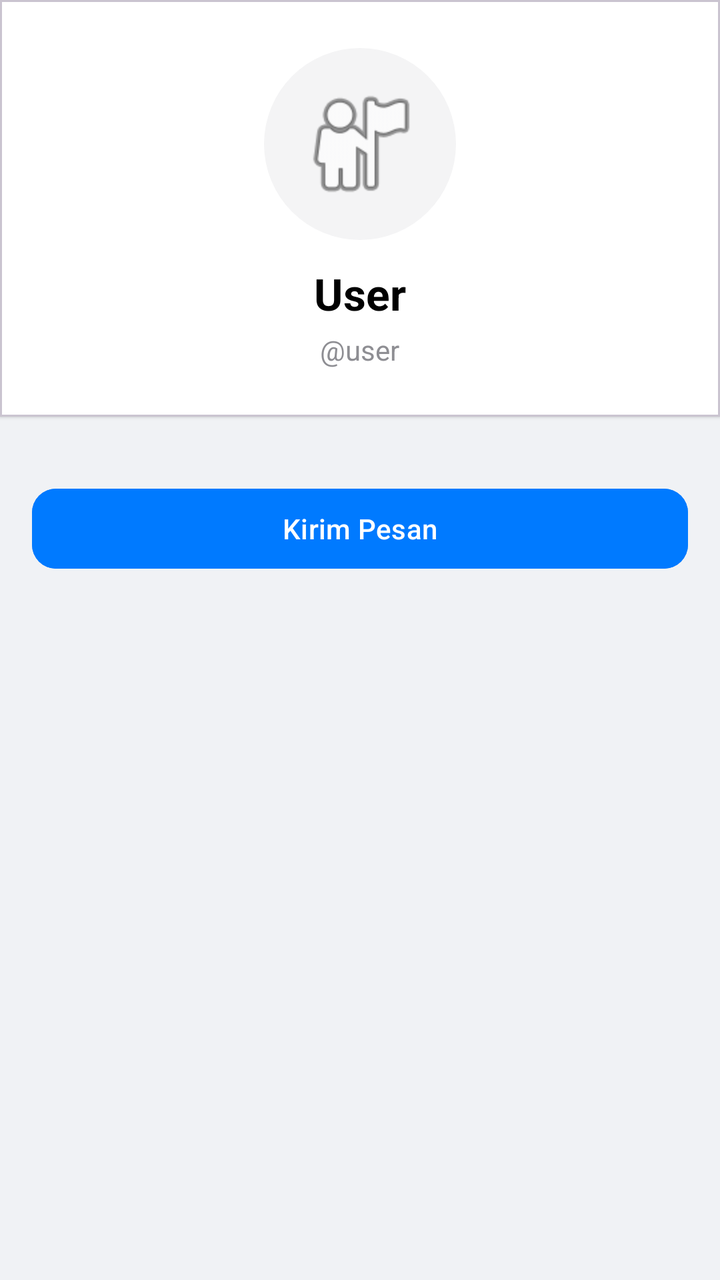
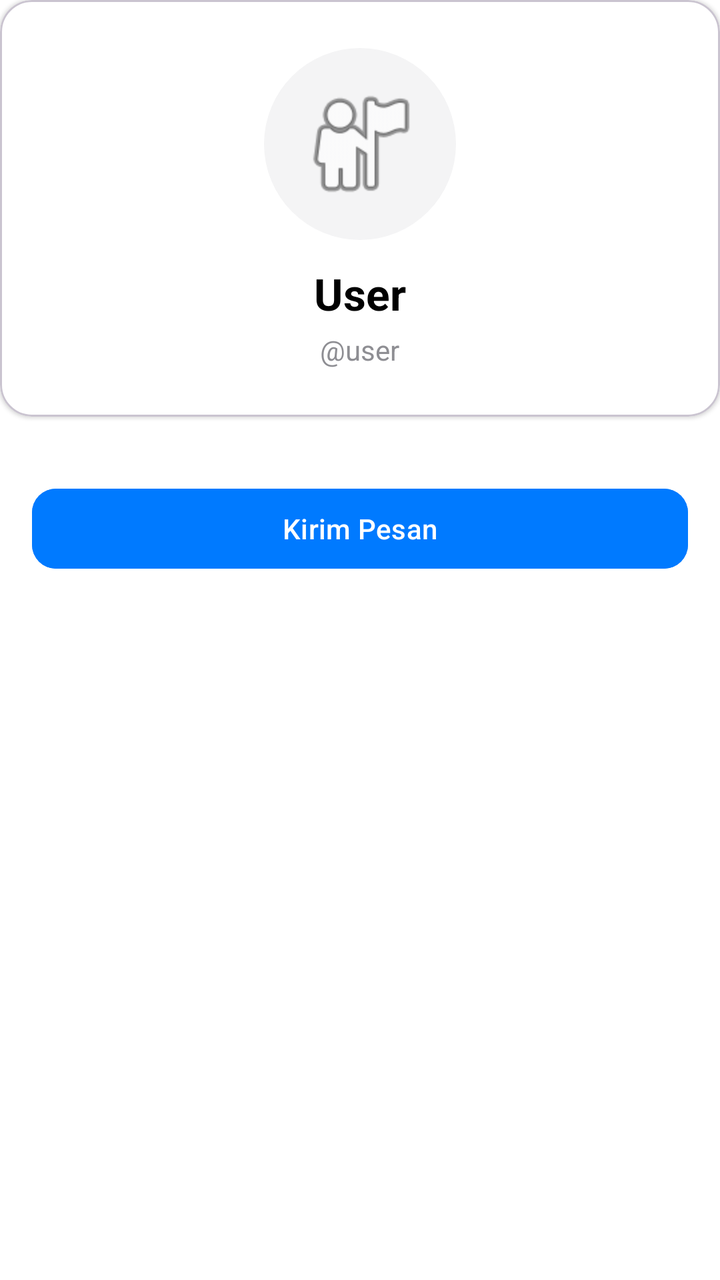

Before-and-after screenshots of an Android layout around one commit, followed by the original layout XML and the change that was made.
<!-- AndroidManifest.xml: application theme Theme.Material3.Light.NoActionBar -->
<!-- res/layout/activity_user_profile.xml -->
<?xml version="1.0" encoding="utf-8"?>
<ScrollView xmlns:android="http://schemas.android.com/apk/res/android"
    xmlns:app="http://schemas.android.com/apk/res-auto"
    android:layout_width="match_parent"
    android:layout_height="match_parent"
    android:background="#F0F2F5">

    <LinearLayout
        android:layout_width="match_parent"
        android:layout_height="wrap_content"
        android:orientation="vertical">

        
        <com.google.android.material.card.MaterialCardView
            android:layout_width="match_parent"
            android:layout_height="wrap_content"
            app:cardCornerRadius="0dp"
            app:cardElevation="1dp"
            app:cardBackgroundColor="#FFFFFF"
            android:layout_marginBottom="16dp">

            <LinearLayout
                android:layout_width="match_parent"
                android:layout_height="wrap_content"
                android:orientation="vertical"
                android:gravity="center"
                android:padding="24dp">

                <ImageView
                    android:id="@+id/ivUserPhoto"
                    android:layout_width="96dp"
                    android:layout_height="96dp"
                    android:background="@drawable/bg_avatar_circle"
                    android:src="@android:drawable/ic_menu_myplaces"
                    android:padding="16dp"/>

                <TextView
                    android:id="@+id/tvUserName"
                    android:layout_width="wrap_content"
                    android:layout_height="wrap_content"
                    android:text="User"
                    android:textSize="22sp"
                    android:textStyle="bold"
                    android:textColor="#000000"
                    android:layout_marginTop="12dp"/>

                <TextView
                    android:id="@+id/tvUserUsername"
                    android:layout_width="wrap_content"
                    android:layout_height="wrap_content"
                    android:text="@user"
                    android:textSize="14sp"
                    android:textColor="#8E8E93"
                    android:layout_marginTop="4dp"/>
            </LinearLayout>
        </com.google.android.material.card.MaterialCardView>

        
        <com.google.android.material.card.MaterialCardView
            android:id="@+id/layoutSelfActions"
            android:layout_width="match_parent"
            android:layout_height="wrap_content"
            app:cardCornerRadius="0dp"
            app:cardElevation="1dp"
            app:cardBackgroundColor="#FFFFFF"
            android:layout_marginBottom="16dp"
            android:visibility="gone">

            <LinearLayout
                android:layout_width="match_parent"
                android:layout_height="wrap_content"
                android:orientation="horizontal"
                android:padding="16dp">

                <LinearLayout android:id="@+id/btnSetPhoto" android:layout_width="0dp" android:layout_height="wrap_content" android:layout_weight="1" android:orientation="vertical" android:gravity="center">
                    <ImageView android:layout_width="24dp" android:layout_height="24dp" android:src="@android:drawable/ic_menu_camera" app:tint="#007AFF"/>
                    <TextView android:layout_width="wrap_content" android:layout_height="wrap_content" android:text="Pasang Foto" android:textSize="12sp" android:layout_marginTop="4dp"/>
                </LinearLayout>

                <LinearLayout android:id="@+id/btnEditInfo" android:layout_width="0dp" android:layout_height="wrap_content" android:layout_weight="1" android:orientation="vertical" android:gravity="center">
                    <ImageView android:layout_width="24dp" android:layout_height="24dp" android:src="@android:drawable/ic_menu_edit" app:tint="#007AFF"/>
                    <TextView android:layout_width="wrap_content" android:layout_height="wrap_content" android:text="Ubah Info" android:textSize="12sp" android:layout_marginTop="4dp"/>
                </LinearLayout>

                <LinearLayout android:id="@+id/btnSettings" android:layout_width="0dp" android:layout_height="wrap_content" android:layout_weight="1" android:orientation="vertical" android:gravity="center">
                    <ImageView android:layout_width="24dp" android:layout_height="24dp" android:src="@android:drawable/ic_menu_preferences" app:tint="#007AFF"/>
                    <TextView android:layout_width="wrap_content" android:layout_height="wrap_content" android:text="Pengaturan" android:textSize="12sp" android:layout_marginTop="4dp"/>
                </LinearLayout>
            </LinearLayout>
        </com.google.android.material.card.MaterialCardView>

        
        <com.google.android.material.card.MaterialCardView
            android:id="@+id/layoutSettingsList"
            android:layout_width="match_parent"
            android:layout_height="wrap_content"
            app:cardCornerRadius="0dp"
            app:cardElevation="1dp"
            app:cardBackgroundColor="#FFFFFF"
            android:visibility="gone">

            <LinearLayout
                android:layout_width="match_parent"
                android:layout_height="wrap_content"
                android:orientation="vertical">

                <TextView android:layout_width="match_parent" android:layout_height="wrap_content" android:text="Akun" android:textColor="#007AFF" android:textSize="13sp" android:padding="16dp" android:textStyle="bold"/>
                <TextView android:id="@+id/rowEditProfile" android:layout_width="match_parent" android:layout_height="wrap_content" android:text="Nomor, Username, Bio" android:padding="16dp" android:textSize="15sp"/>

                <View android:layout_width="match_parent" android:layout_height="1dp" android:background="#EEEEEE" android:layout_marginStart="16dp"/>

                <TextView android:layout_width="match_parent" android:layout_height="wrap_content" android:text="Pengaturan Obrolan" android:padding="16dp" android:textSize="15sp"/>
                <TextView android:layout_width="match_parent" android:layout_height="wrap_content" android:text="Privasi &amp; Keamanan" android:padding="16dp" android:textSize="15sp"/>
                <TextView android:layout_width="match_parent" android:layout_height="wrap_content" android:text="Notifikasi" android:padding="16dp" android:textSize="15sp"/>
                <TextView android:layout_width="match_parent" android:layout_height="wrap_content" android:text="Data dan Penyimpanan" android:padding="16dp" android:textSize="15sp"/>
                <TextView android:layout_width="match_parent" android:layout_height="wrap_content" android:text="Folder Obrolan" android:padding="16dp" android:textSize="15sp"/>
                <TextView android:layout_width="match_parent" android:layout_height="wrap_content" android:text="Perangkat" android:padding="16dp" android:textSize="15sp"/>
            </LinearLayout>
        </com.google.android.material.card.MaterialCardView>

        
        <com.google.android.material.button.MaterialButton
            android:id="@+id/btnMessageUser"
            android:layout_width="match_parent"
            android:layout_height="wrap_content"
            android:text="Kirim Pesan"
            app:cornerRadius="12dp"
            android:layout_margin="16dp"
            android:backgroundTint="#007AFF"
            android:textColor="#FFFFFF"/>
    </LinearLayout>
</ScrollView>
<!-- resources referenced by this layout -->
<resources>
  <!-- drawable bg_avatar_circle (drawable) -->
  <?xml version="1.0" encoding="utf-8"?>
  <shape xmlns:android="http://schemas.android.com/apk/res/android" android:shape="oval">
      <solid android:color="@color/tg_bg_gray" />
  </shape>
  <color name="tg_bg_gray">#F4F4F5</color>
</resources>

<!-- the commit's change to res/layout/activity_user_profile.xml (unified diff, before → after) -->
@@ -3,7 +3,7 @@
     xmlns:app="http://schemas.android.com/apk/res-auto"
     android:layout_width="match_parent"
     android:layout_height="match_parent"
-    android:background="#F0F2F5">
+    android:background="#FFFFFF">
 
     <LinearLayout
         android:layout_width="match_parent"
@@ -14,7 +14,7 @@
         <com.google.android.material.card.MaterialCardView
             android:layout_width="match_parent"
             android:layout_height="wrap_content"
-            app:cardCornerRadius="0dp"
+            app:cardCornerRadius="16dp"
             app:cardElevation="1dp"
             app:cardBackgroundColor="#FFFFFF"
             android:layout_marginBottom="16dp">
@@ -60,7 +60,7 @@
             android:id="@+id/layoutSelfActions"
             android:layout_width="match_parent"
             android:layout_height="wrap_content"
-            app:cardCornerRadius="0dp"
+            app:cardCornerRadius="16dp"
             app:cardElevation="1dp"
             app:cardBackgroundColor="#FFFFFF"
             android:layout_marginBottom="16dp"
@@ -94,7 +94,7 @@
             android:id="@+id/layoutSettingsList"
             android:layout_width="match_parent"
             android:layout_height="wrap_content"
-            app:cardCornerRadius="0dp"
+            app:cardCornerRadius="16dp"
             app:cardElevation="1dp"
             app:cardBackgroundColor="#FFFFFF"
             android:visibility="gone">
